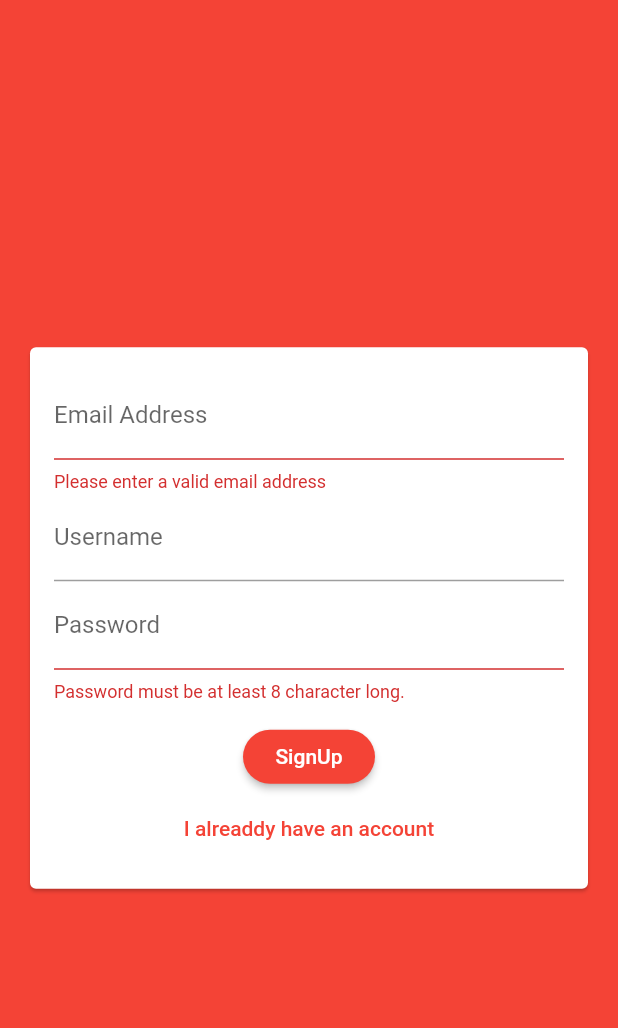
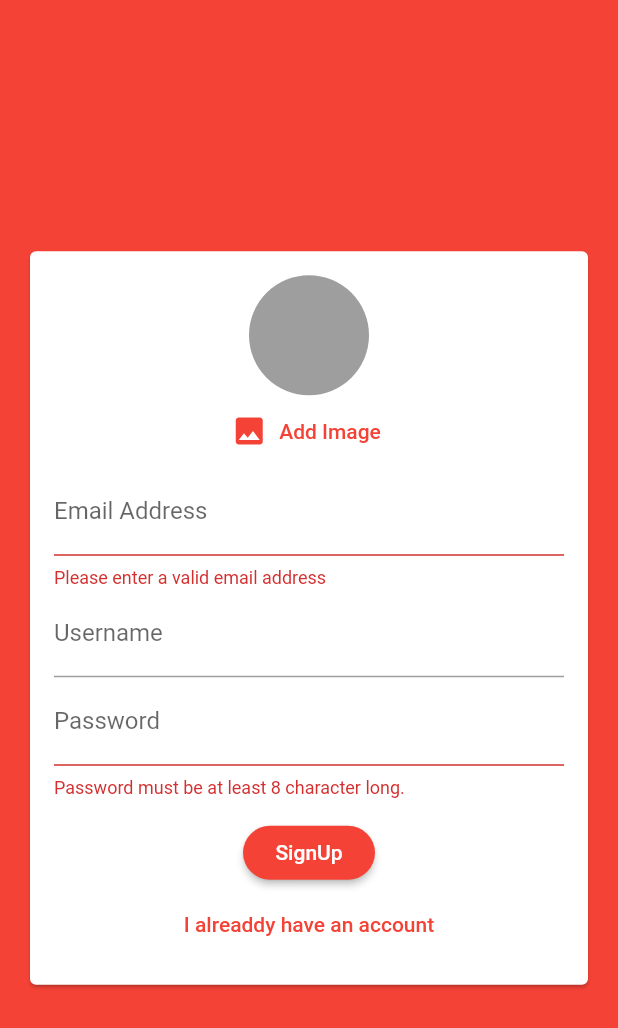
Before and after one commit to akshitachi/NureChat, a Flutter app: the screen it shows after launch, after a tap on "Login", after a tap on "Create new account", on a phone screen of 412 x 824 dp. Shown: the top 1028 px of the screen. Run offline on Flutter 3.47's test engine with Material 2 defaults, Android fonts, the phone set to English and light mode, and no system bars; our stand-ins replace cloud_firestore, firebase_auth, image_picker; accounts and stored records are empty.

Commit message:
add imagepicker to signup page

```diff
--- a/lib/widgets/auth/auth_form.dart
+++ b/lib/widgets/auth/auth_form.dart
@@ -1,5 +1,4 @@
-import 'dart:ffi';
-
+import 'package:chat_app/widgets/pickers/user_image_picker.dart';
 import 'package:flutter/material.dart';
 
 class AuthForm extends StatefulWidget {
@@ -53,6 +52,7 @@ class _AuthFormState extends State<AuthForm> {
               child: Column(
                 mainAxisSize: MainAxisSize.min,
                 children: [
+                  if (!_isLogin) UserImagePicker(),
                   TextFormField(
                     key: ValueKey('email'),
                     validator: (value) {
--- /dev/null
+++ b/lib/widgets/pickers/user_image_picker.dart
@@ -0,0 +1,39 @@
+import 'package:flutter/material.dart';
+import 'package:image_picker/image_picker.dart';
+import 'dart:io';
+
+class UserImagePicker extends StatefulWidget {
+  @override
+  _UserImagePickerState createState() => _UserImagePickerState();
+}
+
+class _UserImagePickerState extends State<UserImagePicker> {
+  File _pickedImage;
+  void _pickImage() async {
+    final pickedImageFile =
+        await ImagePicker.pickImage(source: ImageSource.camera);
+    setState(() {
+      _pickedImage = pickedImageFile;
+    });
+  }
+
+  @override
+  Widget build(BuildContext context) {
+    return Column(
+      children: [
+        CircleAvatar(
+          radius: 40,
+          backgroundColor: Colors.grey,
+          backgroundImage:
+              _pickedImage != null ? FileImage(_pickedImage) : null,
+        ),
+        FlatButton.icon(
+          onPressed: _pickImage,
+          label: Text('Add Image'),
+          icon: Icon(Icons.image),
+          textColor: Theme.of(context).primaryColor,
+        ),
+      ],
+    );
+  }
+}
--- a/pubspec.yaml
+++ b/pubspec.yaml
@@ -30,6 +30,7 @@ dependencies:
   cupertino_icons: ^0.1.2
   cloud_firestore: ^0.13.5
   firebase_auth: ^0.16.1
+  image_picker: ^0.6.5+3
 
 dev_dependencies:
   flutter_test:
```
Also changed, not shown: pubspec.lock.
